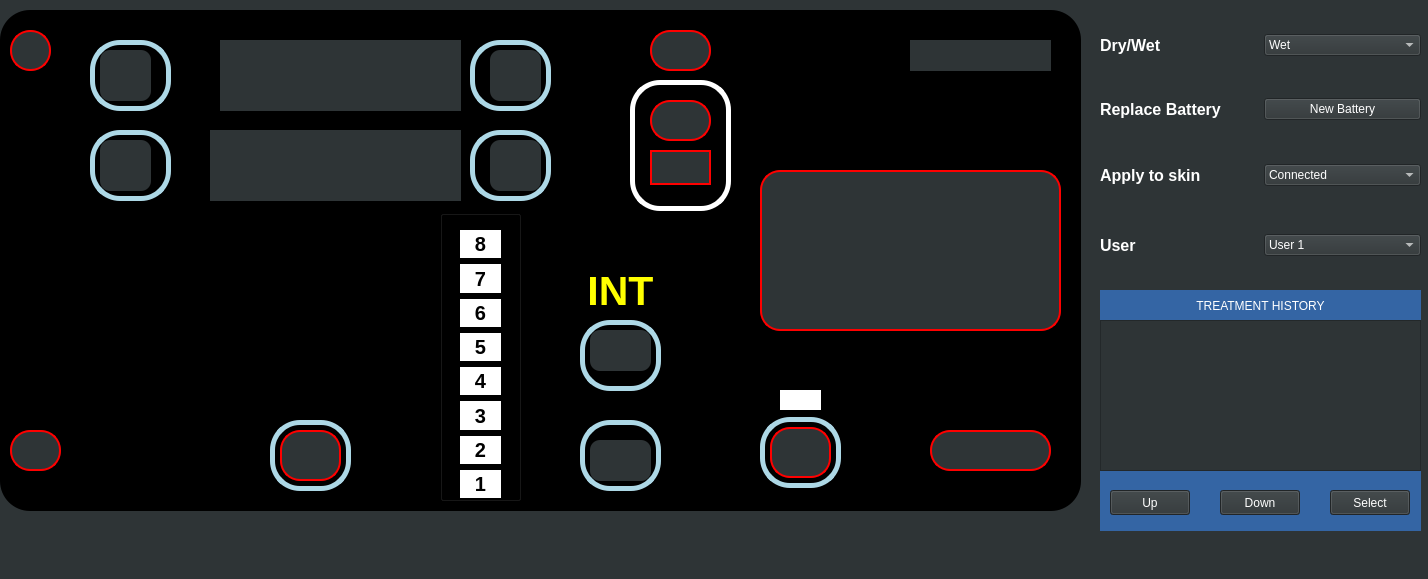
This is Oasis/mainwindow.ui in AmnElDawla/OasisPro as Qt 5 draws it before an edit. The edited form follows.
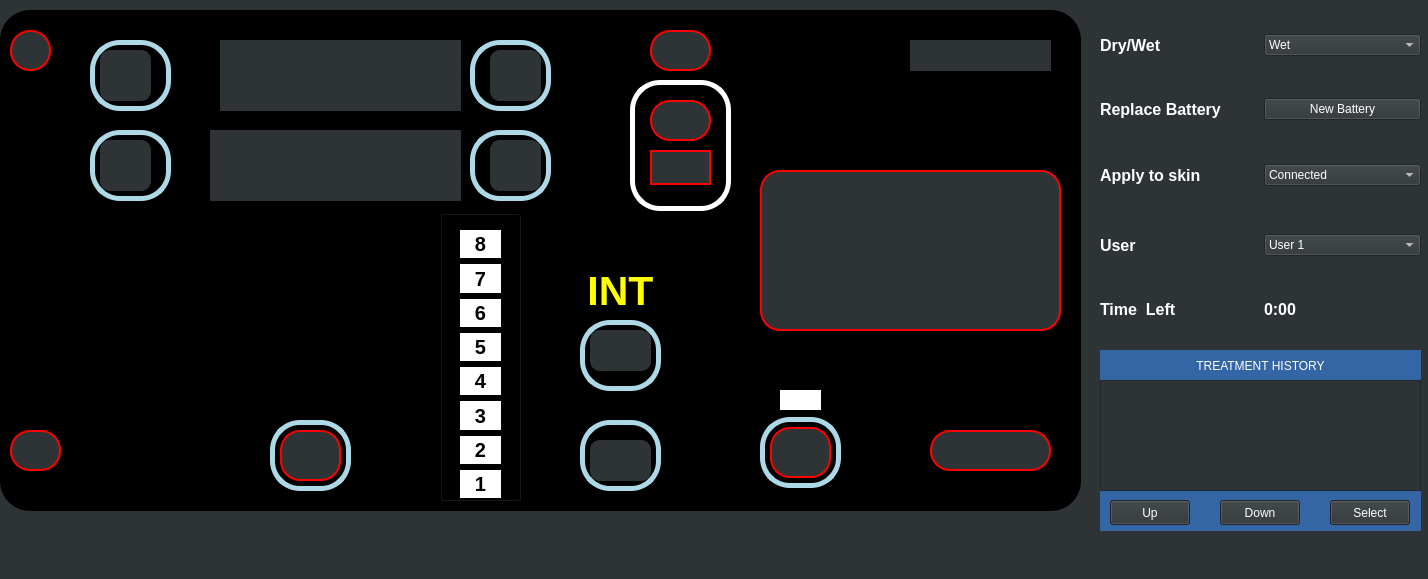
This is the edited form. Icons and pictures are not drawn.

Patch:
```diff
--- a/Oasis/mainwindow.ui
+++ b/Oasis/mainwindow.ui
@@ -989,9 +989,9 @@
     <property name="geometry">
      <rect>
       <x>1100</x>
-      <y>470</y>
+      <y>490</y>
       <width>321</width>
-      <height>61</height>
+      <height>41</height>
      </rect>
     </property>
     <property name="styleSheet">
@@ -1009,7 +1009,7 @@
     <property name="geometry">
      <rect>
       <x>1100</x>
-      <y>290</y>
+      <y>350</y>
       <width>321</width>
       <height>31</height>
      </rect>
@@ -1029,9 +1029,9 @@
     <property name="geometry">
      <rect>
       <x>1100</x>
-      <y>320</y>
+      <y>380</y>
       <width>321</width>
-      <height>151</height>
+      <height>111</height>
      </rect>
     </property>
    </widget>
@@ -1039,7 +1039,7 @@
     <property name="geometry">
      <rect>
       <x>1110</x>
-      <y>490</y>
+      <y>500</y>
       <width>80</width>
       <height>25</height>
      </rect>
@@ -1060,7 +1060,7 @@
     <property name="geometry">
      <rect>
       <x>1220</x>
-      <y>490</y>
+      <y>500</y>
       <width>80</width>
       <height>25</height>
      </rect>
@@ -1081,7 +1081,7 @@
     <property name="geometry">
      <rect>
       <x>1330</x>
-      <y>490</y>
+      <y>500</y>
       <width>80</width>
       <height>25</height>
      </rect>
@@ -1204,6 +1204,46 @@
      </item>
     </layout>
    </widget>
+   <widget class="QWidget" name="">
+    <property name="geometry">
+     <rect>
+      <x>1100</x>
+      <y>289</y>
+      <width>321</width>
+      <height>41</height>
+     </rect>
+    </property>
+    <layout class="QHBoxLayout" name="horizontalLayout_5">
+     <item>
+      <widget class="QLabel" name="TimeText">
+       <property name="font">
+        <font>
+         <pointsize>12</pointsize>
+         <weight>75</weight>
+         <bold>true</bold>
+        </font>
+       </property>
+       <property name="text">
+        <string>Time  Left</string>
+       </property>
+      </widget>
+     </item>
+     <item>
+      <widget class="QLabel" name="TimeElapse">
+       <property name="font">
+        <font>
+         <pointsize>12</pointsize>
+         <weight>75</weight>
+         <bold>true</bold>
+        </font>
+       </property>
+       <property name="text">
+        <string>0:00</string>
+       </property>
+      </widget>
+     </item>
+    </layout>
+   </widget>
   </widget>
   <widget class="QMenuBar" name="menubar">
    <property name="geometry">
```
